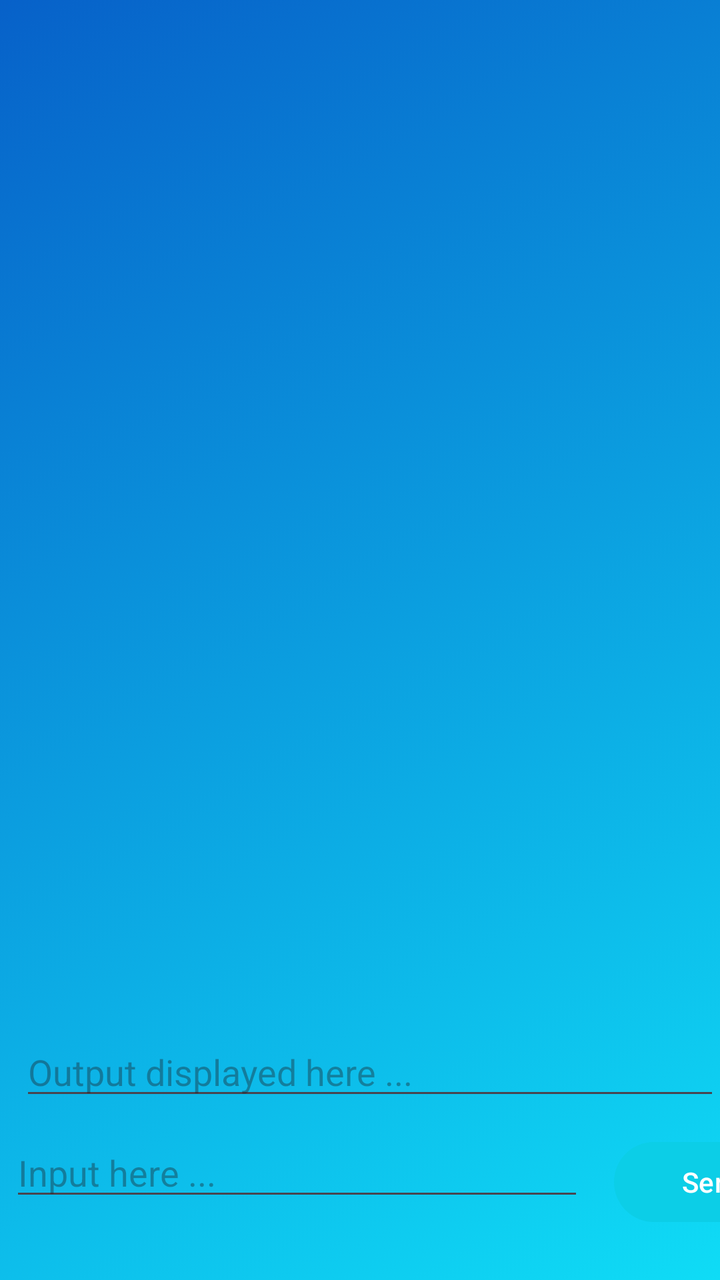
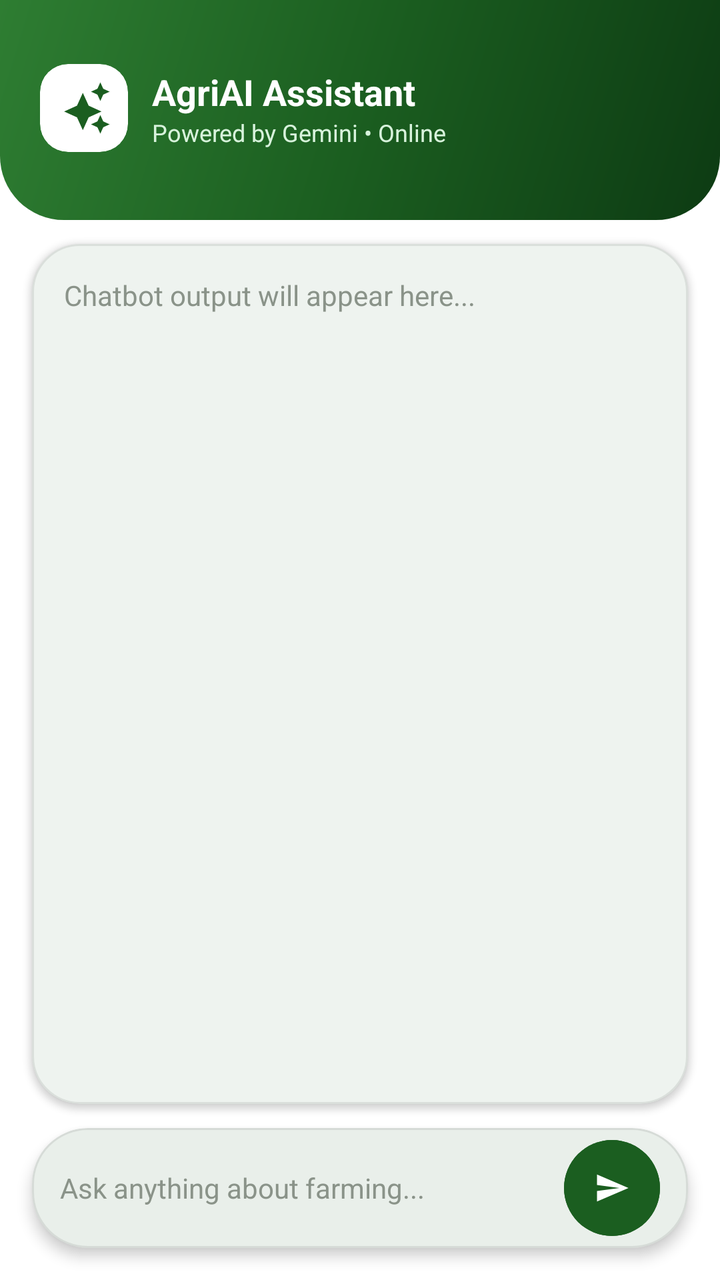

The first picture is an Android layout as it rendered before a commit; the second is the same layout after the commit. The layout source and the unified diff follow.
<!-- AndroidManifest.xml: application theme Theme.AGRICONNECT -->
<!-- res/layout/fragment_chat__bot.xml -->
<?xml version="1.0" encoding="utf-8"?>
<FrameLayout xmlns:android="http://schemas.android.com/apk/res/android"
    xmlns:tools="http://schemas.android.com/tools"
    android:layout_width="match_parent"
    android:layout_height="match_parent"
    xmlns:app="http://schemas.android.com/apk/res-auto"
    tools:context=".chatbot.Chat_Bot"
    android:background="@drawable/gradient">


    <LinearLayout
        android:layout_width="match_parent"
        android:layout_height="wrap_content"
        android:layout_gravity="bottom"
        android:layout_marginBottom="70dp">

    <EditText
        android:id="@+id/editTextOutput"
        android:layout_width="match_parent"
        android:layout_height="wrap_content"
        android:ems="10"
        android:textColor="@color/black"
        android:layout_marginLeft="10dp"
        android:hint="Output displayed here ..."
        android:inputType="textMultiLine"
        app:layout_constraintStart_toStartOf="parent"
        android:layout_marginBottom="15dp"
        app:layout_constraintTop_toTopOf="parent" />
    </LinearLayout>

    <LinearLayout
        android:layout_width="match_parent"
        android:layout_height="wrap_content"
        android:layout_gravity="bottom"
        android:layout_marginBottom="25dp">

        <EditText
            android:id="@+id/editTextInput"
            android:layout_width="287dp"
            android:layout_height="wrap_content"
            android:ems="10"
            android:gravity="start|top"
            android:hint="Input here ..."
            android:layout_marginLeft="5dp"
            android:inputType="textMultiLine"
            app:layout_constraintStart_toStartOf="parent"
            app:layout_constraintTop_toBottomOf="@+id/editTextOutput" />

        <Button
            android:id="@+id/button"
            android:layout_width="100dp"
            android:layout_height="wrap_content"
            android:layout_marginLeft="15dp"
            android:layout_marginTop="3dp"
            android:text="Send"
            app:layout_constraintStart_toEndOf="@+id/editTextInput"
            app:layout_constraintTop_toBottomOf="@+id/editTextOutput" />

    </LinearLayout>

</FrameLayout>
<!-- resources referenced by this layout -->
<resources>
  <color name="black">#FF000000</color>
  <!-- drawable gradient (drawable) -->
  <?xml version="1.0" encoding="utf-8"?>
  <selector xmlns:android="http://schemas.android.com/apk/res/android">
  
      <item>
          <shape android:shape = "rectangle">
              <gradient android:startColor="#0FDCF6"
                  android:endColor="#0761C9"
                  android:angle="135"/>
          </shape>
      </item>
  
  </selector>
  <style name="Base.Theme.AGRICONNECT" parent="Theme.Material3.DayNight.NoActionBar">
          
           <item name="colorPrimary">#0CCEE7</item>
           <item name="colorPrimaryVariant">#0CCEE7</item>
           <item name="android:statusBarColor">#0CCEE7</item>
      </style>
  <!-- unchanged entries left out for length: 1 -->
</resources>

<!-- the commit's change to res/layout/fragment_chat__bot.xml (unified diff, before → after) -->
@@ -1,61 +1,168 @@
 <?xml version="1.0" encoding="utf-8"?>
-<FrameLayout xmlns:android="http://schemas.android.com/apk/res/android"
-    xmlns:tools="http://schemas.android.com/tools"
-    android:layout_width="match_parent"
-    android:layout_height="match_parent"
+<layout xmlns:android="http://schemas.android.com/apk/res/android"
     xmlns:app="http://schemas.android.com/apk/res-auto"
-    tools:context=".chatbot.Chat_Bot"
-    android:background="@drawable/gradient">
+    xmlns:tools="http://schemas.android.com/tools">
 
+    <androidx.constraintlayout.widget.ConstraintLayout
+        android:layout_width="match_parent"
+        android:layout_height="match_parent"
+        android:background="?attr/colorSurface"
+        tools:context=".chatbot.Chat_Bot">
 
-    <LinearLayout
-        android:layout_width="match_parent"
-        android:layout_height="wrap_content"
-        android:layout_gravity="bottom"
-        android:layout_marginBottom="70dp">
+        
+        <View
+            android:id="@+id/chatHeader"
+            android:layout_width="match_parent"
+            android:layout_height="110dp"
+            android:background="@drawable/bg_header_gradient"
+            app:layout_constraintTop_toTopOf="parent" />
 
-    <EditText
-        android:id="@+id/editTextOutput"
-        android:layout_width="match_parent"
-        android:layout_height="wrap_content"
-        android:ems="10"
-        android:textColor="@color/black"
-        android:layout_marginLeft="10dp"
-        android:hint="Output displayed here ..."
-        android:inputType="textMultiLine"
-        app:layout_constraintStart_toStartOf="parent"
-        android:layout_marginBottom="15dp"
-        app:layout_constraintTop_toTopOf="parent" />
-    </LinearLayout>
+        <LinearLayout
+            android:id="@+id/chatHeaderContent"
+            android:layout_width="match_parent"
+            android:layout_height="wrap_content"
+            android:layout_marginTop="32dp"
+            android:gravity="center_vertical"
+            android:orientation="horizontal"
+            android:paddingHorizontal="20dp"
+            app:layout_constraintTop_toTopOf="parent">
 
-    <LinearLayout
-        android:layout_width="match_parent"
-        android:layout_height="wrap_content"
-        android:layout_gravity="bottom"
-        android:layout_marginBottom="25dp">
+            <com.google.android.material.card.MaterialCardView
+                android:layout_width="44dp"
+                android:layout_height="44dp"
+                app:cardBackgroundColor="@color/white"
+                app:cardCornerRadius="14dp"
+                app:cardElevation="0dp"
+                app:strokeWidth="0dp">
 
-        <EditText
-            android:id="@+id/editTextInput"
-            android:layout_width="287dp"
+                <ImageView
+                    android:layout_width="match_parent"
+                    android:layout_height="match_parent"
+                    android:padding="8dp"
+                    android:src="@drawable/ic_ai_sparkle"
+                    app:tint="@color/agri_green_primary" />
+            </com.google.android.material.card.MaterialCardView>
+
+            <LinearLayout
+                android:layout_width="0dp"
+                android:layout_height="wrap_content"
+                android:layout_marginStart="12dp"
+                android:layout_weight="1"
+                android:orientation="vertical">
+
+                <TextView
+                    android:layout_width="wrap_content"
+                    android:layout_height="wrap_content"
+                    android:fontFamily="sans-serif-bold"
+                    android:text="AgriAI Assistant"
+                    android:textColor="@color/white"
+                    android:textSize="18sp"
+                    android:textStyle="bold" />
+
+                <TextView
+                    android:layout_width="wrap_content"
+                    android:layout_height="wrap_content"
+                    android:fontFamily="sans-serif"
+                    android:text="Powered by Gemini • Online"
+                    android:textColor="#D8F3DC"
+                    android:textSize="12sp" />
+            </LinearLayout>
+        </LinearLayout>
+
+        
+        <com.google.android.material.card.MaterialCardView
+            android:id="@+id/cardChatOutput"
+            android:layout_width="match_parent"
+            android:layout_height="0dp"
+            android:layout_marginHorizontal="16dp"
+            android:layout_marginTop="12dp"
+            android:layout_marginBottom="12dp"
+            app:cardBackgroundColor="@color/white"
+            app:cardCornerRadius="24dp"
+            app:cardElevation="2dp"
+            app:layout_constraintBottom_toTopOf="@+id/inputContainer"
+            app:layout_constraintTop_toBottomOf="@+id/chatHeader"
+            app:strokeColor="@color/agri_card_stroke_light"
+            app:strokeWidth="1dp">
+
+            <ScrollView
+                android:layout_width="match_parent"
+                android:layout_height="match_parent"
+                android:fillViewport="true"
+                android:padding="16dp">
+
+                <EditText
+                    android:id="@+id/editTextOutput"
+                    android:layout_width="match_parent"
+                    android:layout_height="wrap_content"
+                    android:background="@android:color/transparent"
+                    android:cursorVisible="false"
+                    android:focusable="false"
+                    android:fontFamily="sans-serif"
+                    android:gravity="top|start"
+                    android:hint="Chatbot output will appear here..."
+                    android:inputType="textMultiLine"
+                    android:lineSpacingExtra="5dp"
+                    android:textColor="@color/agri_text_primary"
+                    android:textColorHint="@color/agri_text_muted"
+                    android:textSize="14sp" />
+            </ScrollView>
+        </com.google.android.material.card.MaterialCardView>
+
+        
+        <com.google.android.material.card.MaterialCardView
+            android:id="@+id/inputContainer"
+            android:layout_width="match_parent"
             android:layout_height="wrap_content"
-            android:ems="10"
-            android:gravity="start|top"
-            android:hint="Input here ..."
-            android:layout_marginLeft="5dp"
-            android:inputType="textMultiLine"
-            app:layout_constraintStart_toStartOf="parent"
-            app:layout_constraintTop_toBottomOf="@+id/editTextOutput" />
+            android:layout_marginHorizontal="16dp"
+            android:layout_marginBottom="16dp"
+            app:cardBackgroundColor="@color/white"
+            app:cardCornerRadius="28dp"
+            app:cardElevation="4dp"
+            app:layout_constraintBottom_toBottomOf="parent"
+            app:strokeColor="@color/agri_card_stroke_light"
+            app:strokeWidth="1dp">
 
-        <Button
-            android:id="@+id/button"
-            android:layout_width="100dp"
-            android:layout_height="wrap_content"
-            android:layout_marginLeft="15dp"
-            android:layout_marginTop="3dp"
-            android:text="Send"
-            app:layout_constraintStart_toEndOf="@+id/editTextInput"
-            app:layout_constraintTop_toBottomOf="@+id/editTextOutput" />
+            <LinearLayout
+                android:layout_width="match_parent"
+                android:layout_height="wrap_content"
+                android:gravity="center_vertical"
+                android:orientation="horizontal"
+                android:paddingHorizontal="14dp"
+                android:paddingVertical="6dp">
 
-    </LinearLayout>
+                <EditText
+                    android:id="@+id/editTextInput"
+                    android:layout_width="0dp"
+                    android:layout_height="wrap_content"
+                    android:layout_weight="1"
+                    android:background="@android:color/transparent"
+                    android:fontFamily="sans-serif"
+                    android:hint="Ask anything about farming..."
+                    android:inputType="textCapSentences|textMultiLine"
+                    android:maxLines="3"
+                    android:paddingVertical="10dp"
+                    android:textColor="@color/agri_text_primary"
+                    android:textColorHint="@color/agri_text_muted"
+                    android:textSize="14sp" />
 
-</FrameLayout>
+                <com.google.android.material.button.MaterialButton
+                    android:id="@+id/button"
+                    android:layout_width="48dp"
+                    android:layout_height="48dp"
+                    android:layout_marginStart="8dp"
+                    android:backgroundTint="@color/agri_green_primary"
+                    android:insetLeft="0dp"
+                    android:insetTop="0dp"
+                    android:insetRight="0dp"
+                    android:insetBottom="0dp"
+                    app:cornerRadius="24dp"
+                    app:icon="@drawable/ic_send"
+                    app:iconGravity="textStart"
+                    app:iconPadding="0dp"
+                    app:iconTint="@color/white" />
+            </LinearLayout>
+        </com.google.android.material.card.MaterialCardView>
+
+    </androidx.constraintlayout.widget.ConstraintLayout>
+</layout>
<!-- resource entries referenced after the edit -->
@@ -1,25 +1,78 @@
 <!-- resources referenced by this layout -->
 <resources>
-  <color name="black">#FF000000</color>
-  <!-- drawable gradient (drawable) -->
+  <color name="agri_card_stroke_light">#15000000</color>
+  <color name="agri_green_primary">#1B5E20</color>
+  <color name="agri_text_muted">#8A9389</color>
+  <color name="agri_text_primary">#1A1C19</color>
+  <color name="white">#FFFFFFFF</color>
+  <!-- drawable bg_header_gradient (drawable) -->
   <?xml version="1.0" encoding="utf-8"?>
-  <selector xmlns:android="http://schemas.android.com/apk/res/android">
-  
-      <item>
-          <shape android:shape = "rectangle">
-              <gradient android:startColor="#0FDCF6"
-                  android:endColor="#0761C9"
-                  android:angle="135"/>
-          </shape>
-      </item>
-  
-  </selector>
+  <shape xmlns:android="http://schemas.android.com/apk/res/android"
+      android:shape="rectangle">
+      <gradient
+          android:angle="135"
+          android:startColor="#0D3B13"
+          android:centerColor="#1B5E20"
+          android:endColor="#2E7D32"
+          android:type="linear" />
+      <corners
+          android:bottomLeftRadius="32dp"
+          android:bottomRightRadius="32dp" />
+  </shape>
+  <!-- drawable ic_ai_sparkle (drawable) -->
+  <vector xmlns:android="http://schemas.android.com/apk/res/android"
+      android:width="24dp"
+      android:height="24dp"
+      android:viewportWidth="24"
+      android:viewportHeight="24">
+    <path
+        android:fillColor="#FF1B5E20"
+        android:pathData="M19,9l1.25,-2.75L23,5l-2.75,-1.25L19,1l-1.25,2.75L15,5l2.75,1.25L19,9zM9,11l2.5,-5.5L14,11l5.5,2.5L14,16l-2.5,5.5L9,16l-5.5,-2.5L9,11zM19,15l-1.25,2.75L15,19l2.75,1.25L19,23l1.25,-2.75L23,19l-2.75,-1.25L19,15z"/>
+  </vector>
+  <!-- drawable ic_send (drawable) -->
+  <vector xmlns:android="http://schemas.android.com/apk/res/android"
+      android:width="24dp"
+      android:height="24dp"
+      android:viewportWidth="24"
+      android:viewportHeight="24">
+    <path
+        android:fillColor="#FF1B5E20"
+        android:pathData="M2.01,21L23,12 2.01,3 2,10l15,2 -15,2z"/>
+  </vector>
   <style name="Base.Theme.AGRICONNECT" parent="Theme.Material3.DayNight.NoActionBar">
-          
-           <item name="colorPrimary">#0CCEE7</item>
-           <item name="colorPrimaryVariant">#0CCEE7</item>
-           <item name="android:statusBarColor">#0CCEE7</item>
+          <item name="colorPrimary">@color/md_theme_light_primary</item>
+          <item name="colorOnPrimary">@color/md_theme_light_onPrimary</item>
+          <item name="colorPrimaryContainer">@color/md_theme_light_primaryContainer</item>
+          <item name="colorOnPrimaryContainer">@color/md_theme_light_onPrimaryContainer</item>
+          <item name="colorSecondary">@color/md_theme_light_secondary</item>
+          <item name="colorOnSecondary">@color/md_theme_light_onSecondary</item>
+          <item name="colorSecondaryContainer">@color/md_theme_light_secondaryContainer</item>
+          <item name="colorOnSecondaryContainer">@color/md_theme_light_onSecondaryContainer</item>
+          <item name="colorError">@color/md_theme_light_error</item>
+          <item name="colorOnError">@color/md_theme_light_onError</item>
+          <item name="colorErrorContainer">@color/md_theme_light_errorContainer</item>
+          <item name="colorOnErrorContainer">@color/md_theme_light_onErrorContainer</item>
+          <item name="android:colorBackground">@color/md_theme_light_background</item>
+          <item name="colorOnBackground">@color/md_theme_light_onBackground</item>
+          <item name="colorSurface">@color/md_theme_light_surface</item>
+          <item name="colorOnSurface">@color/md_theme_light_onSurface</item>
       </style>
+  <color name="md_theme_light_primary">#1B5E20</color>
+  <color name="md_theme_light_onPrimary">#FFFFFF</color>
+  <color name="md_theme_light_primaryContainer">#D8F3DC</color>
+  <color name="md_theme_light_onPrimaryContainer">#002105</color>
+  <color name="md_theme_light_secondary">#388E3C</color>
+  <color name="md_theme_light_onSecondary">#FFFFFF</color>
+  <color name="md_theme_light_secondaryContainer">#E8F5E9</color>
+  <color name="md_theme_light_onSecondaryContainer">#0B2F10</color>
+  <color name="md_theme_light_error">#BA1A1A</color>
+  <color name="md_theme_light_onError">#FFFFFF</color>
+  <color name="md_theme_light_errorContainer">#FFDAD6</color>
+  <color name="md_theme_light_onErrorContainer">#410002</color>
+  <color name="md_theme_light_background">#F8FAF7</color>
+  <color name="md_theme_light_onBackground">#191C19</color>
+  <color name="md_theme_light_surface">#FFFFFF</color>
+  <color name="md_theme_light_onSurface">#191C19</color>
   <!-- unchanged entries left out for length: 1 -->
 </resources>
 
